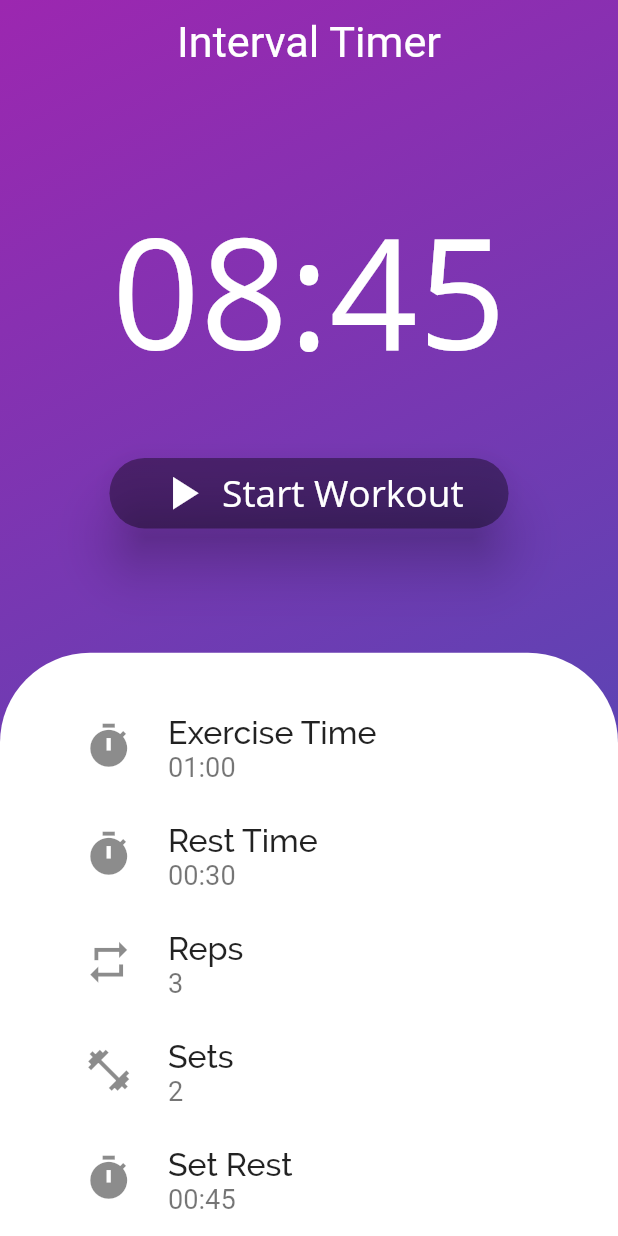
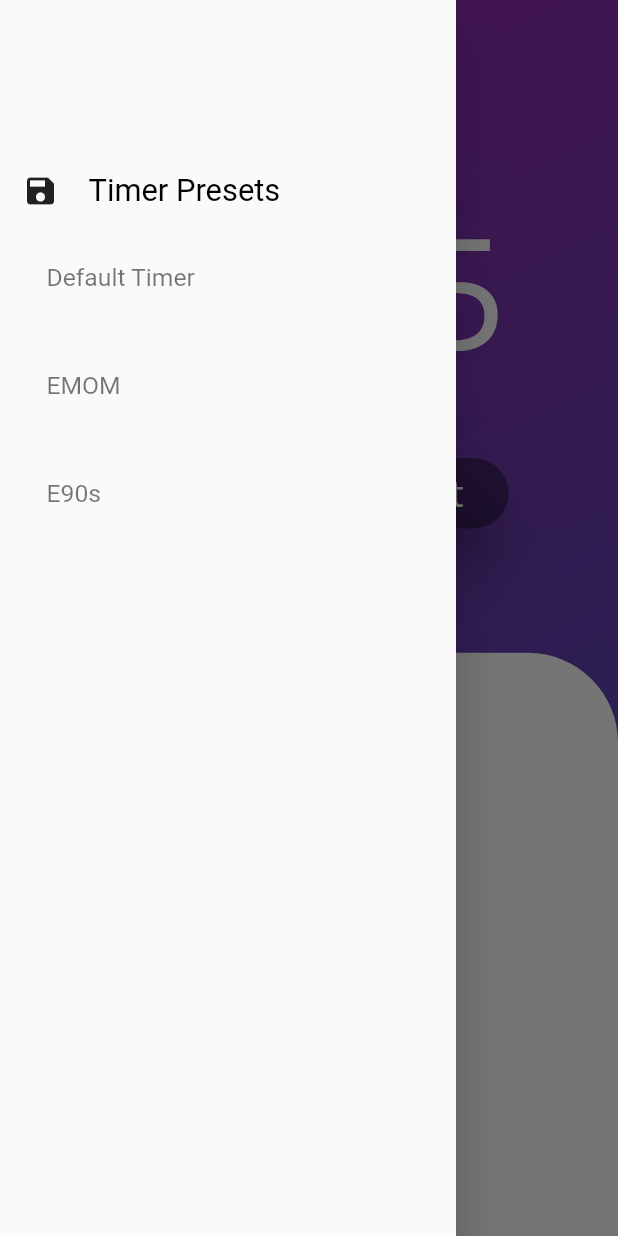
Before and after one commit to sabinabialic/HiitMe-Interval-Timer, a Flutter app: the screen it shows after launch, with the side drawer open (before the commit the screen has no drawer), on a phone screen of 412 x 824 dp. Run offline on Flutter 3.47's test engine with Material 2 defaults, Android fonts, the phone set to English and light mode, and no system bars; our stand-ins replace audioplayers, flutter_local_notifications, numberpicker, percent_indicator; missing offline and left inert: responsive_flutter, sound_mode.

Commit message:
Started Sidebar Implementation

```diff
--- a/lib/screens/hiit_screen.dart
+++ b/lib/screens/hiit_screen.dart
@@ -26,6 +26,7 @@ class _HiitScreenState extends State<HiitScreen> {
   Widget build(BuildContext context) {
     return Scaffold(
       extendBodyBehindAppBar: true,
+      // App bar with text
       appBar: AppBar(
         centerTitle: true,
         title: Text(
@@ -36,6 +37,68 @@ class _HiitScreenState extends State<HiitScreen> {
         ),
         elevation: 0.0, backgroundColor: Colors.transparent,
       ),
+
+      // Sliding drawer
+      drawer: Drawer(
+        // ListView ensures the user can scroll through the options if there
+        // is not enough space on the screen
+        child: ListView(
+          padding: EdgeInsets.all(15),
+          children: <Widget>[
+            SizedBox(height: 100),
+            Row( children: [
+              Icon(Icons.save),
+              SizedBox(width: 20),
+              Text('Timer Presets', style: TextStyle(
+                  fontFamily: "Roboto", color: Colors.black,
+                  fontSize: MediaQuery.of(context).size.width * 0.05))
+            ]),
+            ListTile(subtitle: Text('Default Timer', style: TextStyle(
+                fontFamily: "Roboto", color: Colors.black54,
+                fontSize: MediaQuery.of(context).size.width * 0.04)),
+              onTap: () {
+                // Set default values for the timer
+                _hiit = defaultHiit;
+                // Callback
+                _onHiitChanged();
+                // Close the drawer
+                Navigator.pop(context);
+              }),
+            ListTile(subtitle: Text('EMOM', style: TextStyle(
+                fontFamily: "Roboto", color: Colors.black54,
+                fontSize: MediaQuery.of(context).size.width * 0.04)),
+              onTap: () {
+                // Set default values for EMOM
+                _hiit.workTime = Duration(seconds: 60);
+                _hiit.repRest = Duration(seconds: 0);
+                _hiit.reps = 5;
+                _hiit.sets = 1;
+                _hiit.setRest = Duration(seconds: 0);
+                // Callback
+                _onHiitChanged();
+                // Close the drawer
+                Navigator.pop(context);
+              }),
+            ListTile(subtitle: Text('E90s', style: TextStyle(
+                fontFamily: "Roboto", color: Colors.black54,
+                fontSize: MediaQuery.of(context).size.width * 0.04)),
+              onTap: () {
+                // Set default values for E90s
+                _hiit.workTime = Duration(seconds: 90);
+                _hiit.repRest = Duration(seconds: 0);
+                _hiit.reps = 5;
+                _hiit.sets = 1;
+                _hiit.setRest = Duration(seconds: 0);
+                // Callback
+                _onHiitChanged();
+                // Close the drawer
+                Navigator.pop(context);
+              }),
+          ],
+        )
+      ),
+
+      // Main UI
       body: Stack(
         alignment: Alignment.center,
         children: <Widget>[
```
